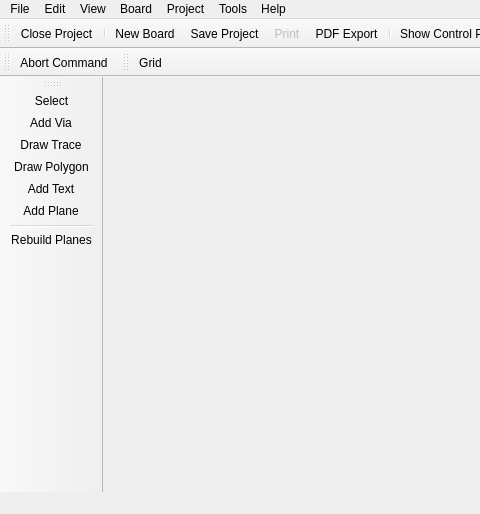
This is libs/librepcb/projecteditor/boardeditor/boardeditor.ui in LibrePCB/LibrePCB as Qt 5 draws it before an edit; both pictures show x 0 to 480 and y 0 to 514 of the 886 by 514 pixel window. The edited form follows.
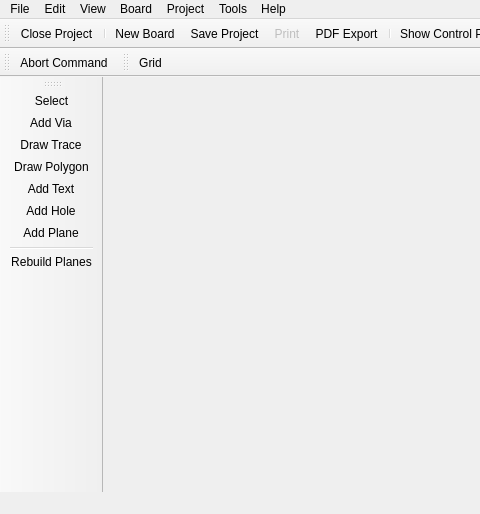
This is the edited form. Icons and pictures are not drawn. Custom widgets are drawn as their Qt base class.

Commit message: BoardEditor: Allow to add/modify/remove holes

Patch:
```diff
--- a/libs/librepcb/projecteditor/boardeditor/boardeditor.ui
+++ b/libs/librepcb/projecteditor/boardeditor/boardeditor.ui
@@ -216,6 +216,7 @@
    <addaction name="actionToolDrawTrace"/>
    <addaction name="actionToolDrawPolygon"/>
    <addaction name="actionToolAddText"/>
+   <addaction name="actionToolAddHole"/>
    <addaction name="actionToolAddPlane"/>
    <addaction name="separator"/>
    <addaction name="actionRebuildPlanes"/>
@@ -674,6 +675,15 @@
     <string>Add Text</string>
    </property>
   </action>
+  <action name="actionToolAddHole">
+   <property name="icon">
+    <iconset resource="../../../../img/images.qrc">
+     <normaloff>:/img/actions/add_hole.png</normaloff>:/img/actions/add_hole.png</iconset>
+   </property>
+   <property name="text">
+    <string>Add Hole</string>
+   </property>
+  </action>
  </widget>
  <customwidgets>
   <customwidget>
```
Left out of the diff: 1 changed line with no effect on the pictures. The commit also changes 13 other files.
